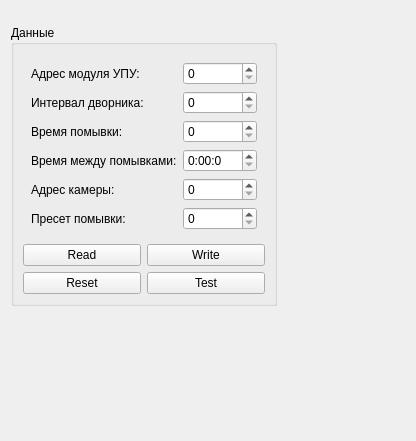
Qt form Qt/my_programm/RS485/RS485/src/mainbox/ui/mainbox.ui (RinatB2017/mega_GIT) before a commit.
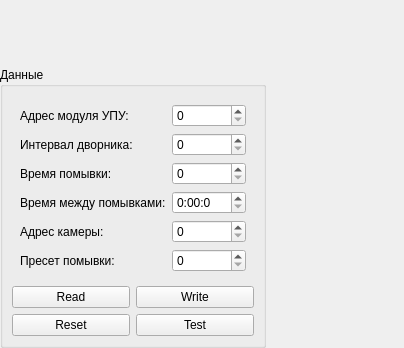
The same form after that commit. Custom widgets are drawn as their Qt base class.

The edit to the form file:
```diff
--- a/Qt/my_programm/RS485/RS485/src/mainbox/ui/mainbox.ui
+++ b/Qt/my_programm/RS485/RS485/src/mainbox/ui/mainbox.ui
@@ -6,19 +6,28 @@
    <rect>
     <x>0</x>
     <y>0</y>
-    <width>416</width>
-    <height>441</height>
+    <width>404</width>
+    <height>348</height>
    </rect>
   </property>
   <property name="windowTitle">
    <string>Dialog</string>
   </property>
   <layout class="QHBoxLayout" name="horizontalLayout">
+   <property name="leftMargin">
+    <number>0</number>
+   </property>
+   <property name="topMargin">
+    <number>0</number>
+   </property>
+   <property name="rightMargin">
+    <number>0</number>
+   </property>
+   <property name="bottomMargin">
+    <number>0</number>
+   </property>
    <item>
     <layout class="QVBoxLayout" name="verticalLayout_2">
-     <property name="topMargin">
-      <number>8</number>
-     </property>
      <item>
       <widget class="SerialBox5_lite" name="serial_widget" native="true"/>
      </item>
@@ -149,19 +158,6 @@
        </layout>
       </widget>
      </item>
-     <item>
-      <spacer name="verticalSpacer_4">
-       <property name="orientation">
-        <enum>Qt::Vertical</enum>
-       </property>
-       <property name="sizeHint" stdset="0">
-        <size>
-         <width>20</width>
-         <height>40</height>
-        </size>
-       </property>
-      </spacer>
-     </item>
     </layout>
    </item>
    <item>
```
